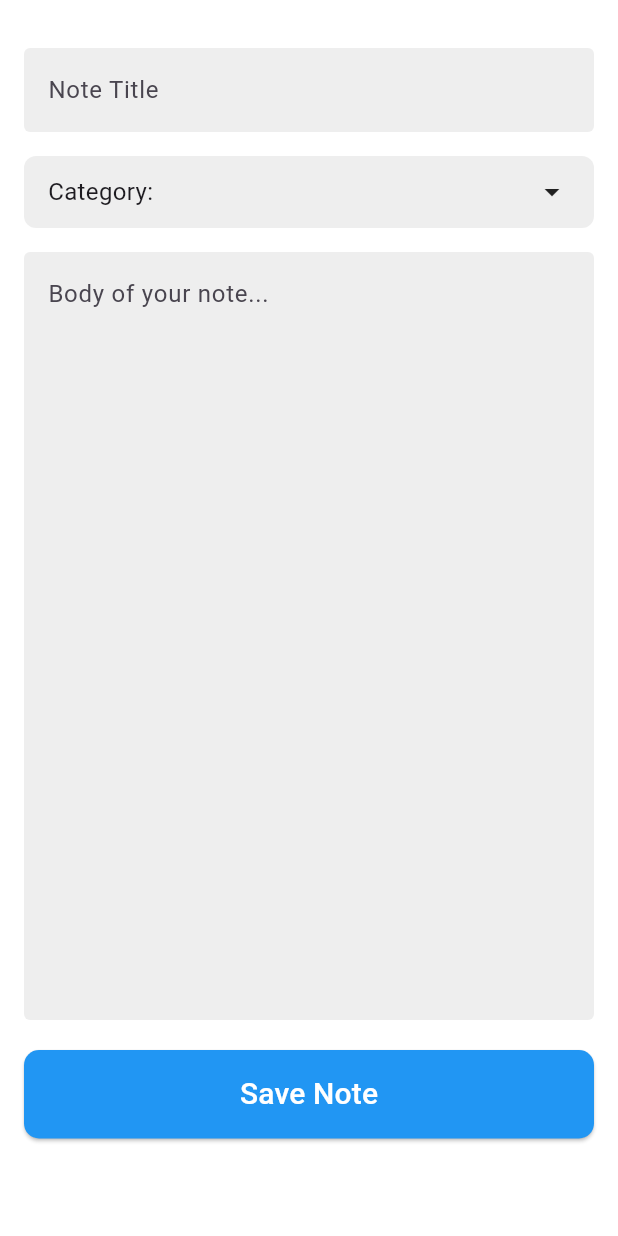
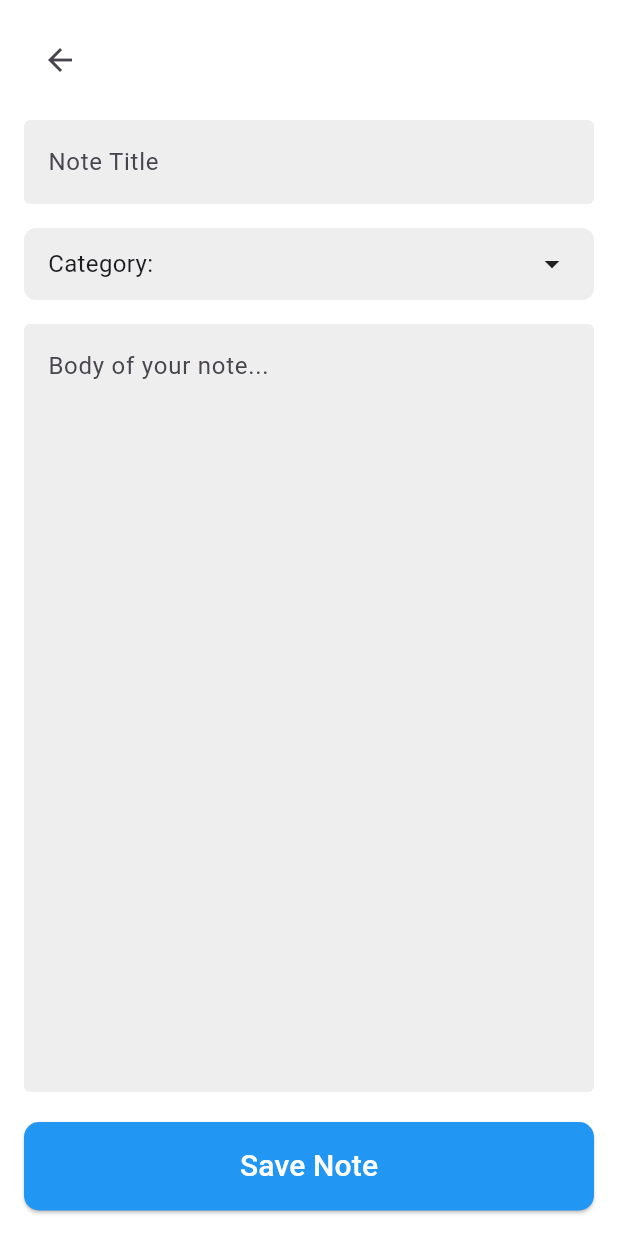
Before and after one commit to oluwaseyi9325/Note-App-Flutter, a Flutter app: the NoteEditorScreen screen opened directly, on a phone screen of 412 x 824 dp. Run offline on Flutter 3.47's test engine with Material 3 defaults, Android fonts, the phone set to English and light mode, and no system bars; our stand-ins replace pdf, printing, shared_preferences; accounts and stored records are empty.

Commit message:
feat: add back icon to the note editor screen

```diff
--- a/lib/screens/note_editor_screen.dart
+++ b/lib/screens/note_editor_screen.dart
@@ -117,6 +117,16 @@ class _NoteEditorScreenState extends State<NoteEditorScreen> {
             crossAxisAlignment: CrossAxisAlignment.start,
             children: [
               // CustomHeader(),
+              Row(
+                mainAxisAlignment: MainAxisAlignment.spaceBetween,
+                children: [
+                  IconButton(
+                    onPressed: () => Navigator.pop(context),
+                    icon: const Icon(Icons.arrow_back),
+                  ),
+
+                ],
+              ),
               SizedBox(height: 16),
               Expanded(
                 child: Column(
```
